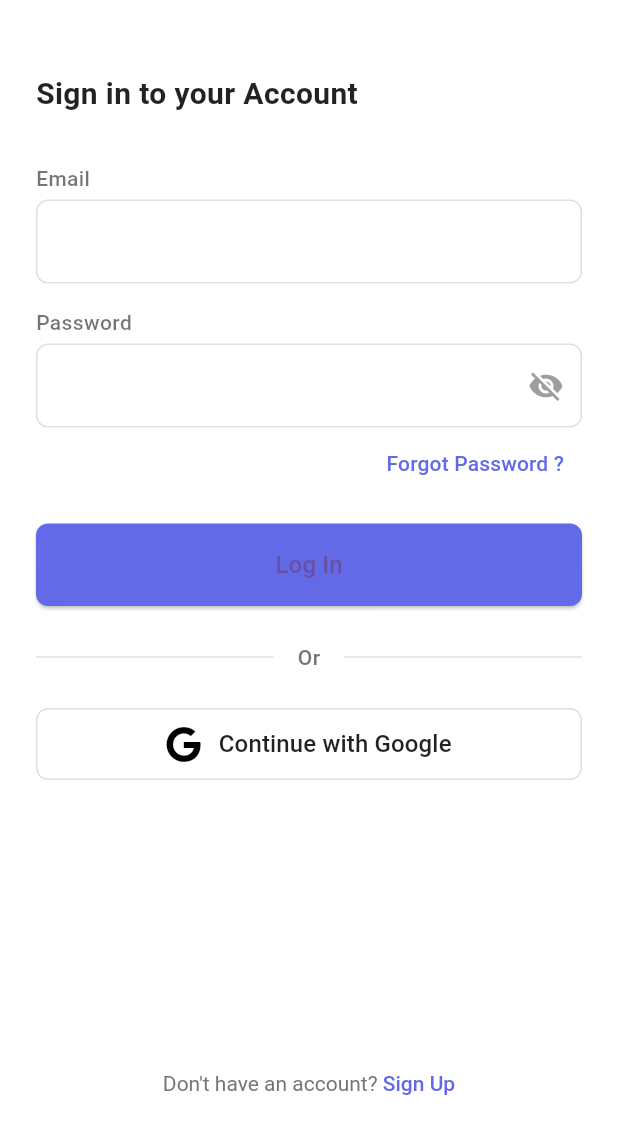
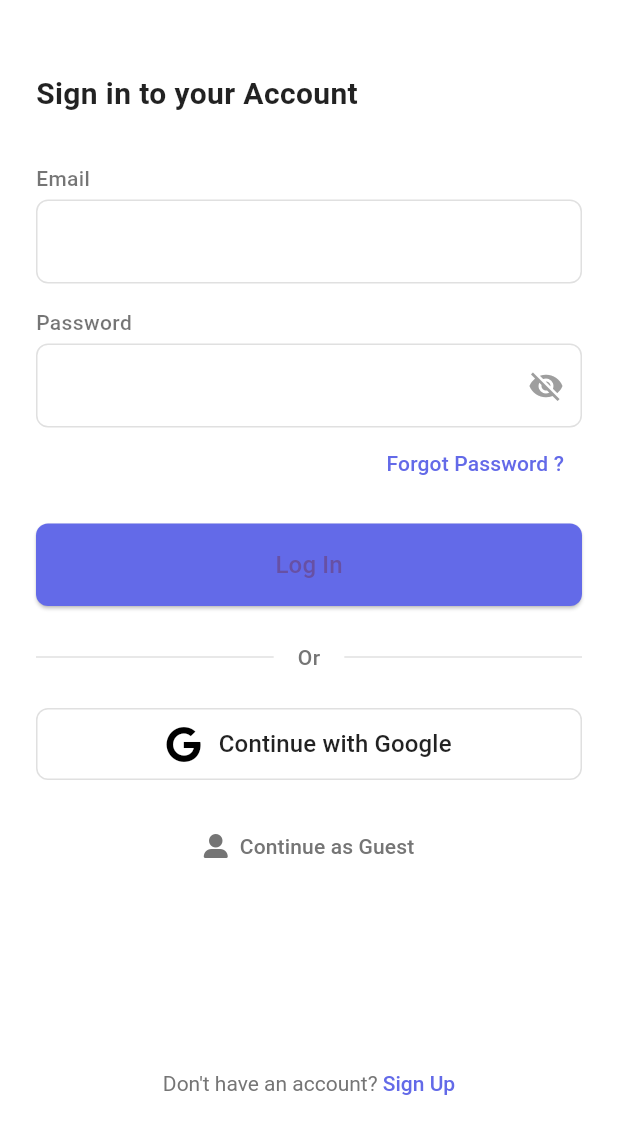
Before and after one commit to kzkalindu/lexfy-vocabulary-enhancement-app, a Flutter app: the screen it shows after launch, on a phone screen of 412 x 824 dp, the part 93-1236 px from its top. Run offline on Flutter 3.47's test engine with Material 3 defaults, Android fonts, the phone set to English and light mode, and no system bars; our stand-ins replace firebase_auth, firebase_core, fl_chart, font_awesome_flutter, google_sign_in, youtube_player_flutter; missing offline and left inert: record; accounts and stored records are empty; Roboto replaces fonts that are missing (Poppins).

Commit message:
Updated profile and added guest view

```diff
--- a/frontend/lib/presentation/authentication/login/login_page.dart
+++ b/frontend/lib/presentation/authentication/login/login_page.dart
@@ -1,217 +1,263 @@
+// import 'package:firebase_auth/firebase_auth.dart';
 // import 'package:flutter/material.dart';
+// import 'package:google_sign_in/google_sign_in.dart';
+// import 'package:font_awesome_flutter/font_awesome_flutter.dart';
 //
 // class LoginScreen extends StatefulWidget {
 //   @override
 //   _LoginScreenState createState() => _LoginScreenState();
 // }
 //
-// class _LoginScreenState extends State<LoginScreen>
-//     with SingleTickerProviderStateMixin {
-//   late AnimationController _controller;
+// class _LoginScreenState extends State<LoginScreen> {
+//   final _auth = FirebaseAuth.instance;
+//   TextEditingController emailController = TextEditingController();
+//   TextEditingController passwordController = TextEditingController();
+//   bool _obscurePassword = true;
 //
-//   @override
-//   void initState() {
-//     super.initState();
-//     _controller = AnimationController(
-//       vsync: this,
-//       duration: Duration(milliseconds: 300),
+//   Future<void> signInWithGoogle() async {
+//     final GoogleSignInAccount? googleUser = await GoogleSignIn().signIn();
+//     final GoogleSignInAuthentication googleAuth = await googleUser!.authentication;
+//     final AuthCredential credential = GoogleAuthProvider.credential(
+//       accessToken: googleAuth.accessToken,
+//       idToken: googleAuth.idToken,
 //     );
+//     await _auth.signInWithCredential(credential);
+//     Navigator.pushReplacementNamed(context, '/home');
 //   }
 //
-//   @override
-//   void dispose() {
-//     _controller.dispose();
-//     super.dispose();
+//   void signIn() async {
+//     try {
+//       await _auth.signInWithEmailAndPassword(
+//         email: emailController.text,
+//         password: passwordController.text,
+//       );
+//       Navigator.pushReplacementNamed(context, '/home');
+//     } catch (e) {
+//       print(e);
+//     }
 //   }
 //
 //   @override
 //   Widget build(BuildContext context) {
 //     return Scaffold(
-//       body: Padding(
-//         padding: const EdgeInsets.symmetric(horizontal: 24.0),
-//         child: SingleChildScrollView(
+//       body: SafeArea(
+//         child: Padding(
+//           padding: const EdgeInsets.symmetric(horizontal: 24.0),
 //           child: Column(
-//             mainAxisAlignment: MainAxisAlignment.center,
+//             crossAxisAlignment: CrossAxisAlignment.stretch,
 //             children: [
-//               SizedBox(height: 100),
-//               // Logo with animation
-//               AnimatedOpacity(
-//                 opacity: 1.0,
-//                 duration: Duration(seconds: 1),
-//                 child: Column(
-//                   children: [
-//                     Image.asset(
-//                       'assets/images/logos/Logo-Purple-S.png',
-//                       height: 60,
-//                     ),
-//                   ],
-//                 ),
+//               SizedBox(height: 20),
+//               Row(
+//                 mainAxisAlignment: MainAxisAlignment.center,
+//                 children: [
+//                   Image.asset('assets/images/logos/Logo-Purple.png', height: 42),
+//                   SizedBox(width: 8),
+//                 ],
 //               ),
-//               SizedBox(height: 40),
-//               // Sign In Header
+//               SizedBox(height: 48),
 //               Text(
 //                 'Sign in to your Account',
 //                 style: TextStyle(
 //                   fontSize: 20,
-//                   fontWeight: FontWeight.bold,
+//                   fontWeight: FontWeight.w600,
+//                   color: Colors.black87,
 //                 ),
 //               ),
-//               SizedBox(height: 24),
-//               // Email Field with animation
-//               AnimatedContainer(
-//                 duration: Duration(milliseconds: 300),
-//                 child: TextField(
-//                   decoration: InputDecoration(
-//                     labelText: 'Email',
-//                     border: OutlineInputBorder(
-//                       borderRadius: BorderRadius.circular(8),
+//               SizedBox(height: 32),
+//               Column(
+//                 crossAxisAlignment: CrossAxisAlignment.start,
+//                 children: [
+//                   Text(
+//                     'Email',
+//                     style: TextStyle(
+//                       fontSize: 14,
+//                       fontWeight: FontWeight.w500,
+//                       color: Colors.black54,
+//                     ),
+//                   ),
+//                   SizedBox(height: 4),
+//                   TextField(
+//                     controller: emailController,
+//                     decoration: InputDecoration(
+//                       filled: true,
+//                       fillColor: Colors.white,
+//                       border: OutlineInputBorder(
+//                         borderRadius: BorderRadius.circular(8),
+//                         borderSide: BorderSide(color: Colors.grey.shade300),
+//                       ),
+//                       enabledBorder: OutlineInputBorder(
+//                         borderRadius: BorderRadius.circular(8),
+//                         borderSide: BorderSide(color: Colors.grey.shade300),
+//                       ),
+//                     ),
+//                   ),
+//                 ],
+//               ),
+//               SizedBox(height: 16),
+//               Column(
+//                 crossAxisAlignment: CrossAxisAlignment.start,
+//                 children: [
+//                   Text(
+//                     'Password',
+//                     style: TextStyle(
+//                       fontSize: 14,
+//                       fontWeight: FontWeight.w500,
+//                       color: Colors.black54,
+//                     ),
+//                   ),
+//                   SizedBox(height: 4),
+//                   TextField(
+//                     controller: passwordController,
+//                     obscureText: _obscurePassword,
+//                     decoration: InputDecoration(
+//                       filled: true,
+//                       fillColor: Colors.white,
+//                       border: OutlineInputBorder(
+//                         borderRadius: BorderRadius.circular(8),
+//                         borderSide: BorderSide(color: Colors.grey.shade300),
+//                       ),
+//                       enabledBorder: OutlineInputBorder(
+//                         borderRadius: BorderRadius.circular(8),
+//                         borderSide: BorderSide(color: Colors.grey.shade300),
+//                       ),
+//                       suffixIcon: IconButton(
+//                         icon: Icon(
+//                           _obscurePassword ? Icons.visibility_off : Icons.visibility,
+//                           color: Colors.grey,
+//                         ),
+//                         onPressed: () {
+//                           setState(() {
+//                             _obscurePassword = !_obscurePassword;
+//                           });
+//                         },
+//                       ),
+//                     ),
+//                   ),
+//                 ],
+//               ),
+//               Align(
+//                 alignment: Alignment.centerRight,
+//                 child: TextButton(
+//                   onPressed: () {
+//                     // Handle forgot password
+//                   },
+//                   child: Text(
+//                     'Forgot Password ?',
+//                     style: TextStyle(
+//                       color: Color(0xFF636AE8),
+//                       fontWeight: FontWeight.w500,
 //                     ),
 //                   ),
 //                 ),
 //               ),
 //               SizedBox(height: 16),
-//               // Password Field with animation
-//               AnimatedContainer(
-//                 duration: Duration(milliseconds: 300),
-//                 child: TextField(
-//                   obscureText: true,
-//                   decoration: InputDecoration(
-//                     labelText: 'Password',
-//                     border: OutlineInputBorder(
-//                       borderRadius: BorderRadius.circular(8),
-//                     ),
-//                     suffixIcon: Icon(Icons.visibility_off),
+//               ElevatedButton(
+//                 onPressed: signIn,
+//                 style: ElevatedButton.styleFrom(
+//                   backgroundColor: Color(0xFF636AE8),
+//                   padding: EdgeInsets.symmetric(vertical: 16),
+//                   shape: RoundedRectangleBorder(
+//                     borderRadius: BorderRadius.circular(8),
+//                   ),
+//                 ),
+//                 child: Text(
+//                   'Log In',
+//                   style: TextStyle(
+//                     fontSize: 16,
+//                     fontWeight: FontWeight.w500,
 //                   ),
 //                 ),
 //               ),
-//               SizedBox(height: 8),
-//               // Forgot Password
-//               Align(
-//                 alignment: Alignment.centerRight,
+//               SizedBox(height: 24),
+//               Row(
+//                 children: [
+//                   Expanded(child: Divider(color: Colors.grey.shade300)),
+//                   Padding(
+//                     padding: EdgeInsets.symmetric(horizontal: 16),
+//                     child: Text(
+//                       'Or',
+//                       style: TextStyle(
+//                         color: Colors.grey.shade600,
+//                         fontWeight: FontWeight.w500,
+//                       ),
+//                     ),
+//                   ),
+//                   Expanded(child: Divider(color: Colors.grey.shade300)),
+//                 ],
+//               ),
+//               SizedBox(height: 24),
+//               OutlinedButton(
+//                 onPressed: signInWithGoogle,
+//                 style: OutlinedButton.styleFrom(
+//                   padding: EdgeInsets.symmetric(vertical: 12),
+//                   side: BorderSide(color: Colors.grey.shade300),
+//                   backgroundColor: Colors.white,
+//                   shape: RoundedRectangleBorder(
+//                     borderRadius: BorderRadius.circular(8),
+//                   ),
+//                 ),
+//                 // child: Row(
+//                 //   mainAxisAlignment: MainAxisAlignment.center,
+//                 //   children: [
+//                 //     Image.asset('assets/icons/auth/Google.png', height: 24),
+//                 //     SizedBox(width: 12),
+//                 //     Text(
+//                 //       'Continue with Google',
+//                 //       style: TextStyle(
+//                 //         color: Colors.black87,
+//                 //         fontSize: 16,
+//                 //         fontWeight: FontWeight.w500,
+//                 //       ),
+//                 //     ),
+//                 //   ],
+//                 // ),
+//                 child: Row(
+//                   mainAxisAlignment: MainAxisAlignment.center,
+//                   children: [
+//                     FaIcon(
+//                       FontAwesomeIcons.google,
+//                       color: Colors.black,
+//                       size: 24,
+//                     ),
+//                     SizedBox(width: 12),
+//                     Text(
+//                       'Continue with Google',
+//                       style: TextStyle(
+//                         color: Colors.black87,
+//                         fontSize: 16,
+//                         fontWeight: FontWeight.w500,
+//                       ),
+//                     ),
+//                   ],
+//                 ),
+//               ),
+//               Spacer(),
+//               Center(
 //                 child: TextButton(
 //                   onPressed: () {
-//                     // Handle Forgot Password
+//                     Navigator.pushNamed(context, '/signup');
 //                   },
-//                   child: Text(
-//                     'Forgot Password?',
-//                     style: TextStyle(
-//                       color: Color(0xFF636AE8),
+//                   child: RichText(
+//                     text: TextSpan(
+//                       text: "Don't have an account? ",
+//                       style: TextStyle(
+//                         color: Colors.grey.shade600,
+//                         fontSize: 14,
+//                       ),
+//                       children: [
+//                         TextSpan(
+//                           text: 'Sign Up',
+//                           style: TextStyle(
+//                             color: Color(0xFF636AE8),
+//                             fontWeight: FontWeight.w500,
+//                           ),
+//                         ),
+//                       ],
 //                     ),
 //                   ),
 //                 ),
 //               ),
 //               SizedBox(height: 16),
-//               // Login Button with scale animation
-//               ScaleTransition(
-//                 scale: Tween<double>(begin: 1.0, end: 1.1).animate(
-//                   CurvedAnimation(
-//                     parent: _controller,
-//                     curve: Curves.easeInOut,
-//                   ),
-//                 ),
-//                 child: ElevatedButton(
-//                   onPressed: () {
-//                     // For demo purposes, directly navigate to home
-//                     Navigator.pushReplacementNamed(context, '/home');
-//                   },
-//                   style: ElevatedButton.styleFrom(
-//                     backgroundColor: Color(0xFF636AE8),
-//                     minimumSize: Size(double.infinity, 50),
-//                     shape: RoundedRectangleBorder(
-//                       borderRadius: BorderRadius.circular(8),
-//                     ),
-//                   ),
-//                   child: Text(
-//                     'Log In',
-//                     style: TextStyle(
-//                       color: Colors.white,
-//                       fontSize: 16,
-//                     ),
-//                   ),
-//                 ),
-//               ),
-//               SizedBox(height: 24),
-//               // Or Divider
-//               Row(
-//                 children: [
-//                   Expanded(
-//                     child: Divider(
-//                       thickness: 2,
-//                       color: Colors.grey.shade300,
-//                     ),
-//                   ),
-//                   Padding(
-//                     padding: const EdgeInsets.symmetric(horizontal: 6.0),
-//                     child: Text('Or'),
-//                   ),
-//                   Expanded(
-//                     child: Divider(
-//                       thickness: 1,
-//                       color: Colors.grey.shade300,
-//                     ),
-//                   ),
-//                 ],
-//               ),
-//               SizedBox(height: 16),
-//
-//               Row(
-//                 mainAxisAlignment: MainAxisAlignment.spaceEvenly,
-//                 children: [
-//                   // Google Login Button (Icon Only)
-//                   IconButton(
-//                     onPressed: () {
-//                       // Handle Google Login
-//                     },
-//                     icon: Image.asset(
-//                       'assets/icons/auth/Google.png',
-//                       width: 37, // Adjust size as needed
-//                       height: 37,
-//                     ),
-//                   ),
-//                   // Facebook Login Button (Icon Only)
-//                   IconButton(
-//                     onPressed: () {
-//                       // Handle Facebook Login
-//                     },
-//                     icon: Image.asset(
-//                       'assets/icons/auth/Facebook.png',
-//                       width: 37, // Adjust size as needed
-//                       height: 37,
-//                     ),
-//                   ),
-//                   IconButton(
-//                     onPressed: () {
-//                       // Handle Facebook Login
-//                     },
-//                     icon: Image.asset(
-//                       'assets/icons/auth/Apple.png',
-//                       width: 37, // Adjust size as needed
-//                       height: 37,
-//                     ),
-//                   ),
-//                 ],
-//               ),
-//
-//               SizedBox(height: 11),
-//               // Sign Up Option
-//               Row(
-//                 mainAxisAlignment: MainAxisAlignment.center,
-//                 children: [
-//                   Text("Don't have an account? "),
-//                   TextButton(
-//                     onPressed: () {
-//                       Navigator.pushNamed(
-//                           context, '/signup'); // Navigate to Sign Up
-//                     },
-//                     child: Text(
-//                       'Sign Up',
-//                       style: TextStyle(
-//                         color: Color(0xFF636AE8),
-//                       ),
-//                     ),
-//                   ),
-//                 ],
-//               ),
 //             ],
 //           ),
 //         ),
@@ -257,6 +303,11 @@ class _LoginScreenState extends State<LoginScreen> {
     } catch (e) {
       print(e);
     }
+  }
+
+  void continueAsGuest() {
+    // Navigate to home screen without authentication
+    Navigator.pushReplacementNamed(context, '/home');
   }
 
   @override
@@ -418,21 +469,6 @@ class _LoginScreenState extends State<LoginScreen> {
                     borderRadius: BorderRadius.circular(8),
                   ),
                 ),
-                // child: Row(
-                //   mainAxisAlignment: MainAxisAlignment.center,
-                //   children: [
-                //     Image.asset('assets/icons/auth/Google.png', height: 24),
-                //     SizedBox(width: 12),
-                //     Text(
-                //       'Continue with Google',
-                //       style: TextStyle(
-                //         color: Colors.black87,
-                //         fontSize: 16,
-                //         fontWeight: FontWeight.w500,
-                //       ),
-                //     ),
-                //   ],
-                // ),
                 child: Row(
                   mainAxisAlignment: MainAxisAlignment.center,
                   children: [
@@ -451,6 +487,32 @@ class _LoginScreenState extends State<LoginScreen> {
                       ),
                     ),
                   ],
+                ),
+              ),
+              SizedBox(height: 20),
+              // Guest login text button (more subtle UI)
+              Center(
+                child: TextButton(
+                  onPressed: continueAsGuest,
+                  child: Row(
+                    mainAxisSize: MainAxisSize.min,
+                    children: [
+                      FaIcon(
+                        FontAwesomeIcons.userAlt,
+                        color: Colors.grey.shade600,
+                        size: 16,
+                      ),
+                      SizedBox(width: 8),
+                      Text(
+                        'Continue as Guest',
+                        style: TextStyle(
+                          color: Colors.grey.shade600,
+                          fontSize: 14,
+                          fontWeight: FontWeight.w500,
+                        ),
+                      ),
+                    ],
+                  ),
                 ),
               ),
               Spacer(),
```
Also changed, not shown: frontend/lib/presentation/profile/profile_page.dart (+17 -2 lines), frontend/pubspec.lock, 129 other files.
